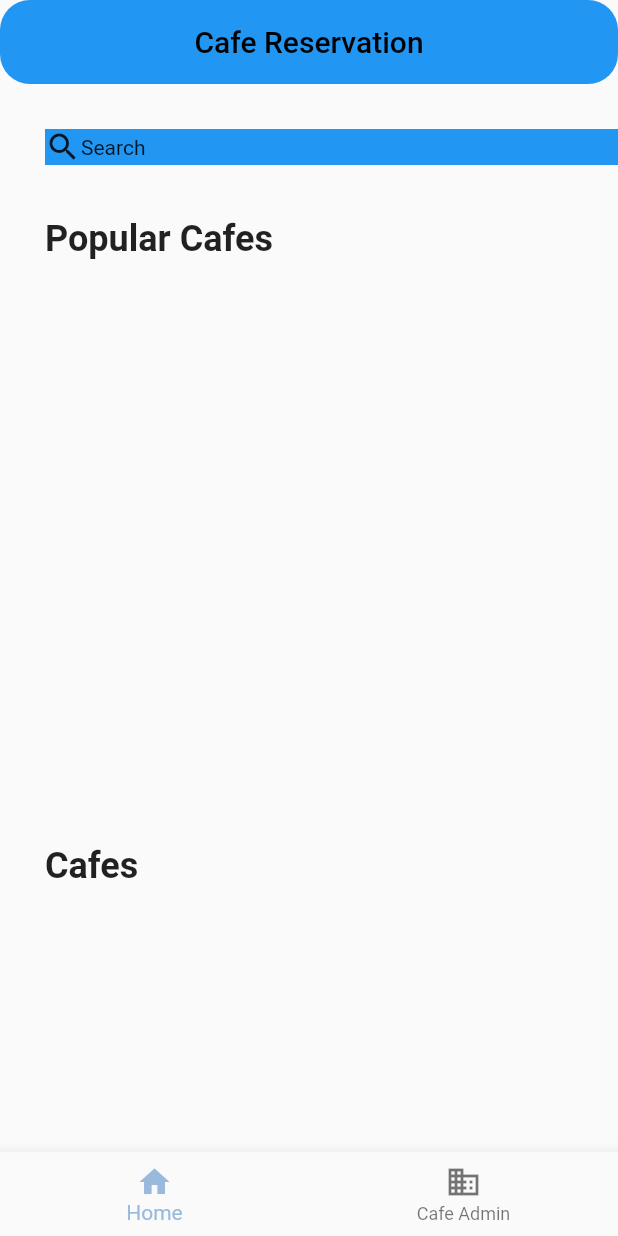
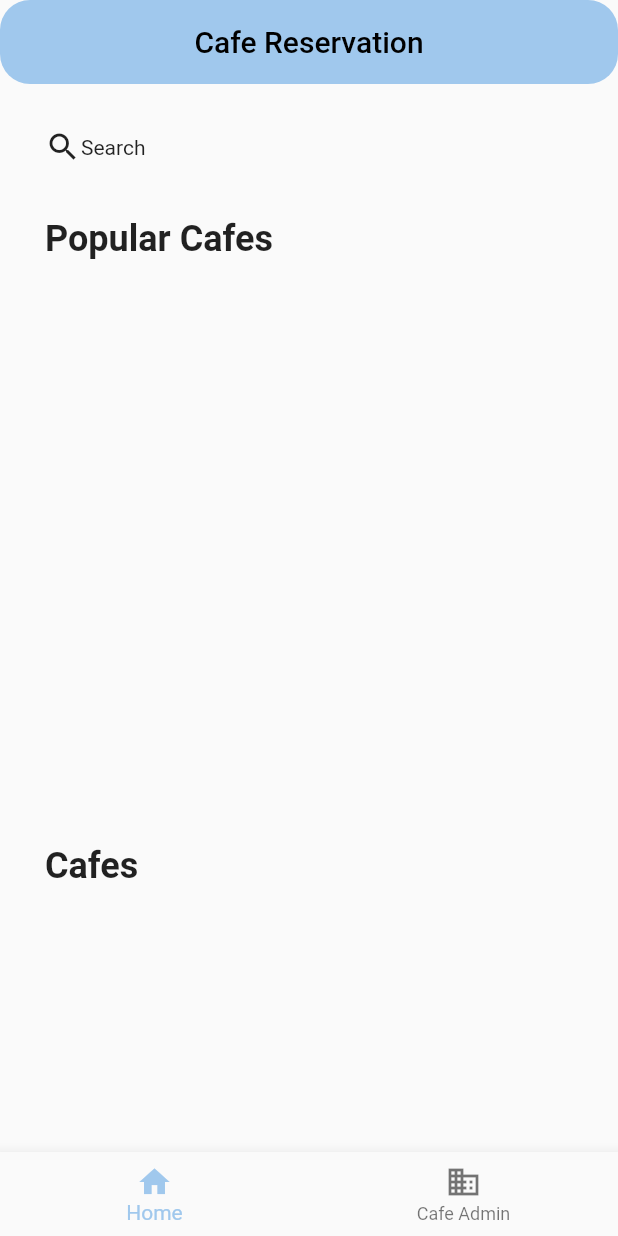
Before and after one commit to yangrchen/comp523-cafe-reservation, a Flutter app: the screen it shows after launch, on a phone screen of 412 x 824 dp. Run offline on Flutter 3.47's test engine with Material 2 defaults, Android fonts, the phone set to English and light mode, and no system bars; our stand-ins replace cloud_firestore, firebase_core; accounts and stored records are empty.

Commit message:
Refactoring color scheme into theme data; edited search UI

```diff
--- a/cafe_reservation/lib/main.dart
+++ b/cafe_reservation/lib/main.dart
@@ -39,7 +39,7 @@ class _AppState extends State<App> {
               debugShowCheckedModeBanner: false,
               title: 'Cafe Reservation System',
               theme: ThemeData(
-              primarySwatch: Utils.carolinaBlue,
+                primarySwatch: Utils.createMaterialColor(Color(0xFFA0C8ED)),
               ),
               home: Scaffold(
                 body: _widgetOptions.elementAt(_selectedIndex),
@@ -55,14 +55,12 @@ class _AppState extends State<App> {
                     ),
                   ],
                   currentIndex: _selectedIndex,
-                selectedItemColor: Utils.carolinaBlue,
                   onTap: _onItemTapped,
                 ),
               ),
             );
           }
           return const CircularProgressIndicator();
-        }
-    );
+        });
   }
 }
--- a/cafe_reservation/lib/pages/home_page.dart
+++ b/cafe_reservation/lib/pages/home_page.dart
@@ -1,6 +1,7 @@
 import 'package:cafe_reservation/widgets/cafe_list.dart';
 import 'package:cafe_reservation/widgets/cafe_search.dart';
 import 'package:flutter/material.dart';
+
 class HomePage extends StatefulWidget {
   const HomePage({Key? key}) : super(key: key);
 
@@ -12,15 +13,14 @@ class _HomePageState extends State<HomePage> {
   Widget _buildSearchBar(BuildContext context) {
     return Container(
       width: 100,
-      color: Colors.blue,
       child: Row(
         children: <Widget>[
-          Icon(Icons.search),
+          const Icon(Icons.search),
           GestureDetector(
             onTap: () {
-              // log('tapped');
+              showSearch(context: context, delegate: CafeSearch());
             },
-            child: Text('Search'),
+            child: const Text('Search'),
           ),
         ],
       ),
@@ -46,8 +46,6 @@ class _HomePageState extends State<HomePage> {
       appBar: AppBar(
         title: const Text(title),
         elevation: 0,
-        backgroundColor: Colors.blue,
-        foregroundColor: Colors.black,
         shape: RoundedRectangleBorder(
           borderRadius: BorderRadius.circular(20),
         ),
--- a/cafe_reservation/lib/utils.dart
+++ b/cafe_reservation/lib/utils.dart
@@ -3,19 +3,25 @@ import 'dart:collection';
 import 'package:flutter/material.dart';
 
 class Utils {
-  static Map<int, Color> color = {
-    50: const Color.fromRGBO(153, 186, 221, .1),
-    100: const Color.fromRGBO(153, 186, 221, .2),
-    200: const Color.fromRGBO(153, 186, 221, .3),
-    300: const Color.fromRGBO(153, 186, 221, .4),
-    400: const Color.fromRGBO(153, 186, 221, .5),
-    500: const Color.fromRGBO(153, 186, 221, .6),
-    600: const Color.fromRGBO(153, 186, 221, .7),
-    700: const Color.fromRGBO(153, 186, 221, .8),
-    800: const Color.fromRGBO(153, 186, 221, .9),
-    900: const Color.fromRGBO(153, 186, 221, 1),
-  };
-  static MaterialColor carolinaBlue = MaterialColor(0xFF99badd, color);
+  static MaterialColor createMaterialColor(Color color) {
+    List strengths = <double>[.05];
+    final swatch = <int, Color>{};
+    final int r = color.red, g = color.green, b = color.blue;
+
+    for (int i = 1; i < 10; i++) {
+      strengths.add(0.1 * i);
+    }
+    strengths.forEach((strength) {
+      final double ds = 0.5 - strength;
+      swatch[(strength * 1000).round()] = Color.fromRGBO(
+        r + ((ds < 0 ? r : (255 - r)) * ds).round(),
+        g + ((ds < 0 ? g : (255 - g)) * ds).round(),
+        b + ((ds < 0 ? b : (255 - b)) * ds).round(),
+        1,
+      );
+    });
+    return MaterialColor(color.value, swatch);
+  }
 }
 
 class Defaultdict<K, V> extends MapBase<K, V> {
```
Lines whose indentation alone changed are shown as unchanged.
